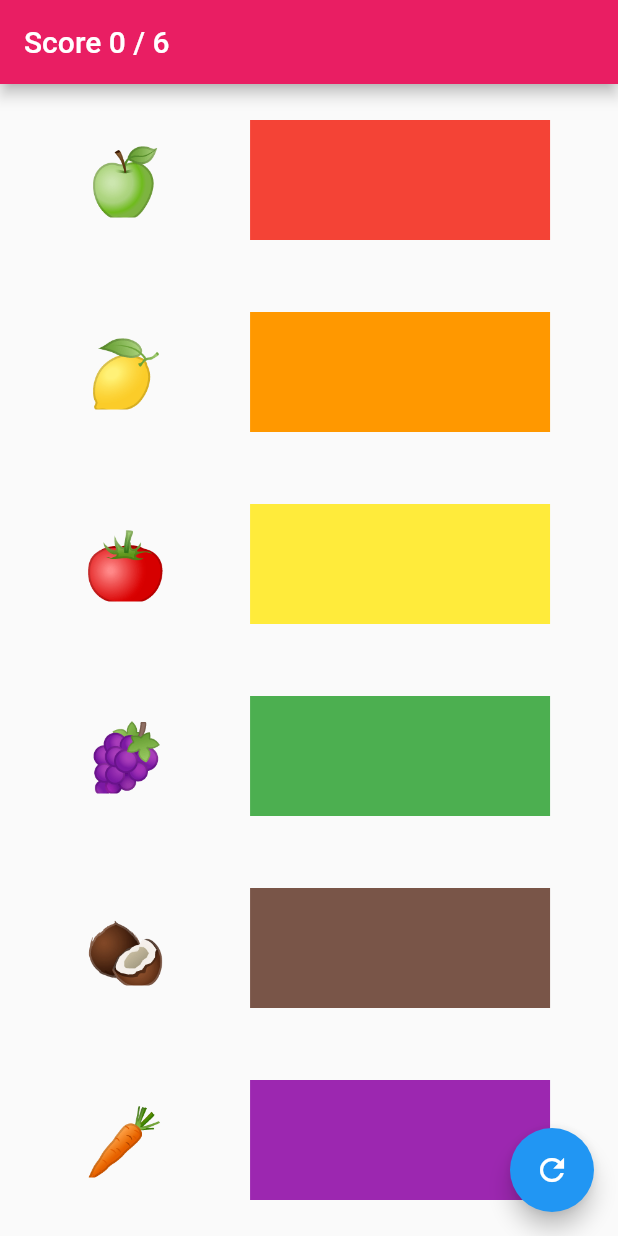
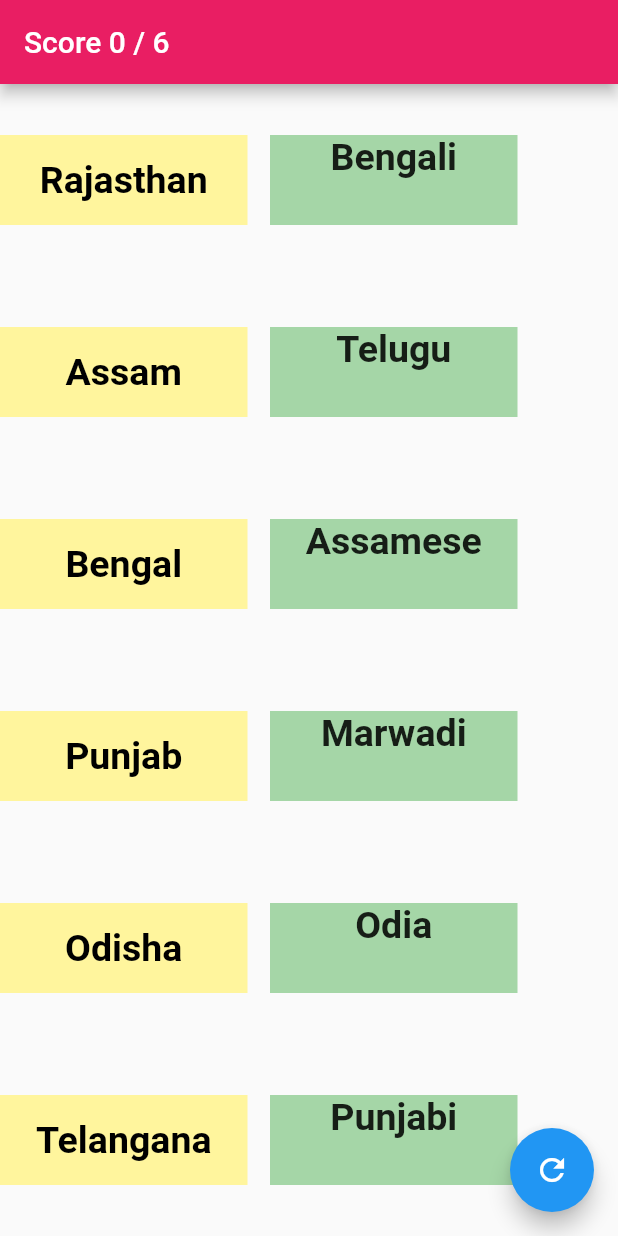
Before and after one commit to stutikandpal/FunAndLearn, a Flutter app: the screen it shows after launch, after a tap on "Level 1", on a phone screen of 412 x 824 dp. Run offline on Flutter 3.47's test engine with Material 2 defaults, Android fonts, the phone set to English and light mode, and no system bars; missing offline and left inert: dart:js_util; Roboto replaces fonts that are missing (PressStart).

Commit message:
Update Day 1

```diff
--- a/F&L_FunAndLearn/fun_and_learn/lib/index.dart
+++ b/F&L_FunAndLearn/fun_and_learn/lib/index.dart
@@ -11,7 +11,12 @@ class Home extends StatelessWidget {
       theme: ThemeData(
         fontFamily: 'PressStart',
       ),
-      home: MyStatefulWidget(),
+      home: Container(
+        decoration: BoxDecoration(
+            image: DecorationImage(
+                image: AssetImage("assets/images/India.jpg"), fit: BoxFit.cover)),
+      child: MyStatefulWidget(),
+      )
     );
   }
 }
@@ -27,6 +32,7 @@ class _MyStatefulWidgetState extends State<MyStatefulWidget> {
   @override
   Widget build(BuildContext context) {
     return Scaffold(
+      backgroundColor: Colors.transparent,
       appBar: AppBar(
           title: Text('Fun and Learn'),
           backgroundColor: Colors.pink),
@@ -78,7 +84,7 @@ class _MyStatefulWidgetState extends State<MyStatefulWidget> {
         onPressed: () {
             Navigator.push(
               context,
-              MaterialPageRoute(builder: (context) => MyApp1()),
+              MaterialPageRoute(builder: (context) => MyApp2()),
             );
           },
         child: const Text('Level 4'),
--- a/F&L_FunAndLearn/fun_and_learn/lib/levele1.dart
+++ b/F&L_FunAndLearn/fun_and_learn/lib/levele1.dart
@@ -1,5 +1,5 @@
 import 'package:flutter/material.dart';
-import 'package:fun_and_learn/index.dart';
+import 'package:fun_and_learn/levele2.dart';
 import 'dart:math';
 import 'index.dart';
 class MyApp1 extends StatelessWidget {
@@ -20,15 +20,21 @@ class ColorGame extends StatefulWidget {
 class ColorGameState extends State<ColorGame> {
   final Map<String, bool> score = {};
   final Map choices = {
-    '🍏': Colors.green,
-    '🍋': Colors.yellow,
-    '🍅': Colors.red,
-    '🍇': Colors.purple,
-    '🥥': Colors.brown,
-    '🥕': Colors.orange
+    'Rajasthan': 'Marwadi',
+    'Assam':'Assamese',
+    'Bengal':'Bengali',
+    'Punjab':'Punjabi',
+    'Odisha': 'Odia',
+    'Telangana': 'Telugu'
   };
   int count=0;
   int seed = 0;
+  @override
+  void initState(){
+    super.initState();
+    _buildPopupDialogstart(context);
+  }
+
   @override
   Widget build(BuildContext context) {
     return Scaffold(
@@ -44,30 +50,33 @@ class ColorGameState extends State<ColorGame> {
           });
         },
       ),
+
       body:
       Row(
-        mainAxisAlignment: MainAxisAlignment.spaceEvenly,
+        mainAxisAlignment: MainAxisAlignment.start,
         children: [
           Column(
               mainAxisAlignment: MainAxisAlignment.spaceAround,
-              crossAxisAlignment: CrossAxisAlignment.start,
+              crossAxisAlignment: CrossAxisAlignment.center,
               children: choices.keys.map((emoji) {
                 return Draggable<String>(
                   data: emoji,
                   child: Emoji(emoji: score[emoji] == true ? '✅' : emoji),
                   feedback: Emoji(emoji: emoji),
                   childWhenDragging: Emoji(emoji: '🌱'),
+
                 );
               }).toList()),
           Column(
             mainAxisAlignment: MainAxisAlignment.spaceAround,
-            crossAxisAlignment: CrossAxisAlignment.start,
+            crossAxisAlignment: CrossAxisAlignment.center,
             children:
                 choices.keys.map((emoji) => _buildDragTarget(emoji)).toList()
                   ..shuffle(Random(seed)),
           )
         ],
       ),
+
     );
   }
   Widget _buildDragTarget(emoji) {
@@ -75,16 +84,21 @@ class ColorGameState extends State<ColorGame> {
       builder: (BuildContext context, List<String?> incoming, List rejected) {
         if (score[emoji] == true) {
           return Container(
-            color: Colors.white,
-            child: Text('Correct!'),
+            color: Colors.green[200],
+            child: Text('✅', style:TextStyle(color: Colors.black, fontSize: 25,fontWeight: FontWeight.bold) ,),
             alignment: Alignment.center,
-            height: 80,
-            width: 200,
+            height: 60,
+            width: 165,
+            margin: EdgeInsets.all(15)
           );
         }
          else {
-          return Container(color: choices[emoji], height: 80, width: 200);
+          return Container(color: Colors.green[200], height: 60, width: 165,margin: EdgeInsets.all(15), child: Text(choices[emoji],
+          style: TextStyle(fontWeight: FontWeight.bold, fontSize: 25), textAlign: TextAlign.center,),
+          );
         }
+
+
       },
       onWillAccept: (data) => data == emoji,
       onAccept: (data) {
@@ -95,6 +109,7 @@ class ColorGameState extends State<ColorGame> {
             count=0;
             showDialog(context: context, builder: (BuildContext context) => _buildPopupDialog(context));
           }
+
         });
       },
       onLeave: (data) {},
@@ -107,15 +122,18 @@ class Emoji extends StatelessWidget {
   @override
   Widget build(BuildContext context) {
     return Material(
-      color: Colors.transparent,
+      color: Colors.yellow[200],
       child: Container(
         alignment: Alignment.center,
-        height: 70,
-        padding: EdgeInsets.all(10),
+        height: 60,
+        width: 165,
+        margin: EdgeInsets.all(0),
+        padding: EdgeInsets.all(15),
         child: Text(
           emoji,
-          style: TextStyle(color: Colors.black, fontSize: 45),
+          style: TextStyle(color: Colors.black, fontSize: 25,fontWeight: FontWeight.bold),
         ),
+
       ),
     );
   }
@@ -127,15 +145,26 @@ Widget _buildPopupDialog(BuildContext context) {
       mainAxisSize: MainAxisSize.min,
       crossAxisAlignment: CrossAxisAlignment.start,
       children: <Widget>[
-        Text("Level Completed",),
+        Text("Level 2 Completed",),
       ],
     ),
     actions: <Widget>[
+
+      new ElevatedButton(onPressed:
+      () {
+            Navigator.push(
+              context,
+              MaterialPageRoute(builder: (context) => Home()),
+            );
+          },
+       child: const Text('Go to Home'),
+       style: ButtonStyle(backgroundColor: MaterialStateProperty.all<Color>(Colors.grey)),),
+
       new ElevatedButton(
         onPressed: () {
             Navigator.push(
               context,
-              MaterialPageRoute(builder: (context) => Home()),
+              MaterialPageRoute(builder: (context) => MyApp2()),
             );
           },
         child: const Text('Next Level'),
@@ -143,3 +172,21 @@ Widget _buildPopupDialog(BuildContext context) {
     ],
   );
 }
+Widget _buildPopupDialogstart(BuildContext context) {
+  return new AlertDialog(
+    title: const Text('Level 1'),
+    content: new Column(
+      mainAxisSize: MainAxisSize.min,
+      crossAxisAlignment: CrossAxisAlignment.start,
+      children: <Widget>[
+        Text("Drag and Drop the states on the languages spoken there.",),
+      ],
+    ),
+    actions: <Widget>[
+      new ElevatedButton(
+        onPressed: () => Navigator.pop(context, 'Start'),
+        child: const Text('Start'),
+      ),
+    ],
+  );
+}
--- a/F&L_FunAndLearn/fun_and_learn/lib/levele2.dart
+++ b/F&L_FunAndLearn/fun_and_learn/lib/levele2.dart
@@ -1,4 +1,6 @@
 import 'package:flutter/material.dart';
+import 'package:fun_and_learn/index.dart';
+import 'package:fun_and_learn/levele1.dart';
 import 'dart:math';
 import 'index.dart';
 class MyApp2 extends StatelessWidget {
@@ -19,12 +21,12 @@ class ColorGame extends StatefulWidget {
 class ColorGameState extends State<ColorGame> {
   final Map<String, bool> score = {};
   final Map choices = {
-    '🍏': Colors.green,
-    '🍋': Colors.yellow,
-    '🍅': Colors.red,
-    '🍇': Colors.purple,
-    '🥥': Colors.brown,
-    '🥕': Colors.orange
+    '🌻 Sunflower':'Karnataka',
+'🍎Apple':'Himanchal Pradesh',
+'🌾Wheat':'Madhya Pradesh',
+'🥔Potato':'Uttar Pradesh',
+'🌶️Chilli':'Andhra Pradesh',
+'🌽Maize':'Maharashtra'
   };
   int count=0;
   int seed = 0;
@@ -40,6 +42,7 @@ class ColorGameState extends State<ColorGame> {
           setState(() {
             score.clear();
             seed++;
+            count=0;
           });
         },
       ),
@@ -78,11 +81,11 @@ class ColorGameState extends State<ColorGame> {
             child: Text('Correct!'),
             alignment: Alignment.center,
             height: 80,
-            width: 200,
+            width: 180,
           );
         }
          else {
-          return Container(color: choices[emoji], height: 80, width: 200);
+          return Container(color: Colors.indigo, height: 80, width: 180, child: Text(choices[emoji], style: TextStyle(color: Colors.white, fontSize: 25),),);
         }
       },
       onWillAccept: (data) => data == emoji,
@@ -113,7 +116,7 @@ class Emoji extends StatelessWidget {
         padding: EdgeInsets.all(10),
         child: Text(
           emoji,
-          style: TextStyle(color: Colors.black, fontSize: 45),
+          style: TextStyle(color: Colors.black, fontSize: 25),
         ),
       ),
     );
@@ -126,19 +129,32 @@ Widget _buildPopupDialog(BuildContext context) {
       mainAxisSize: MainAxisSize.min,
       crossAxisAlignment: CrossAxisAlignment.start,
       children: <Widget>[
-        Text("Level Completed",),
+        Text("Level 2 Completed",),
       ],
     ),
     actions: <Widget>[
-      new ElevatedButton(
-        onPressed: () {
+
+      new ElevatedButton(onPressed:
+      () {
             Navigator.push(
               context,
               MaterialPageRoute(builder: (context) => Home()),
             );
           },
+       child: const Text('Go to Home'),
+       style: ButtonStyle(backgroundColor: MaterialStateProperty.all<Color>(Colors.grey)),),
+
+
+      new ElevatedButton(
+        onPressed: () {
+            Navigator.push(
+              context,
+              MaterialPageRoute(builder: (context) => MyApp1()),
+            );
+          },
         child: const Text('Next Level'),
       ),
+
     ],
   );
 }
```
Also changed, not shown: F&L_FunAndLearn/fun_and_learn/assets/images/India.jpg (added).
